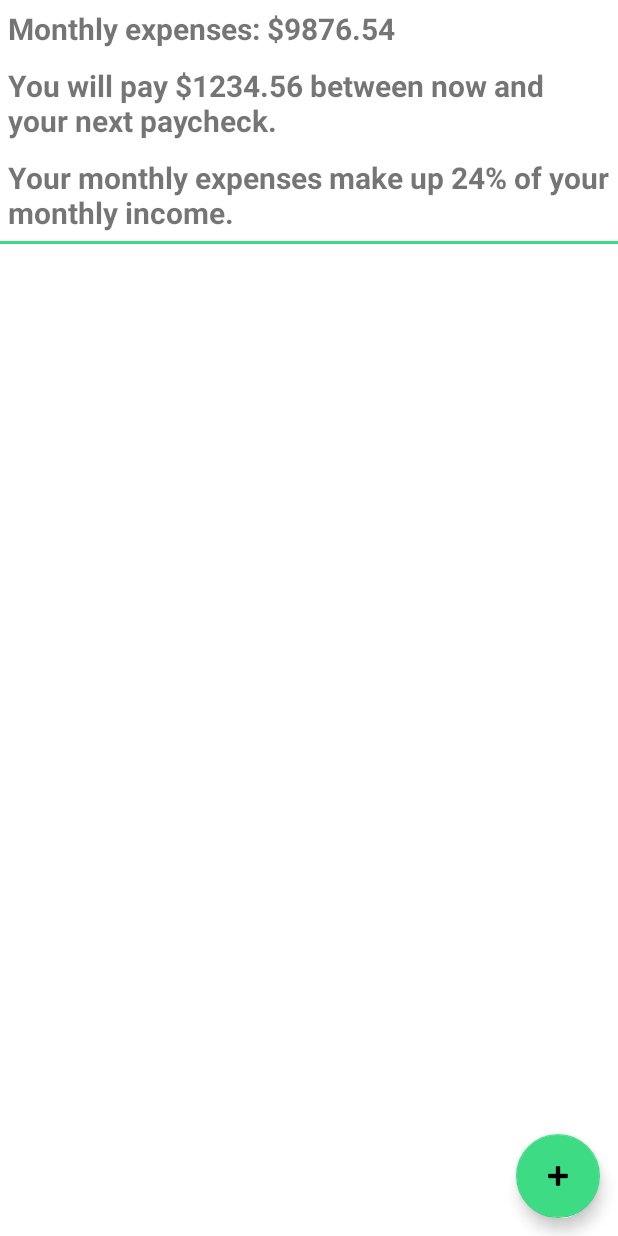
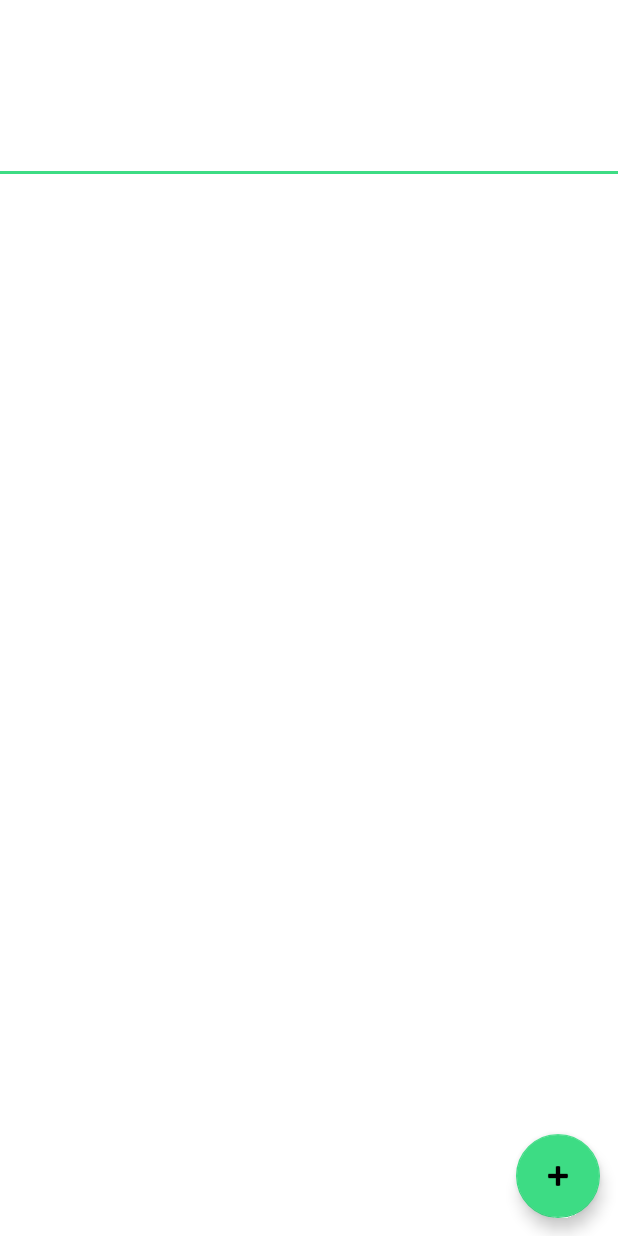
Before and after one commit to LRE323/monthly-expenses-tracker, an Android app: the layout activity_main.xml on its own in the app's theme, with its tools: preview values and no code run, on a phone screen of 412 x 824 dp. Run offline under Robolectric (Android 15) with nearby library versions, the phone set to English and light mode, and no system bars.

Commit message:
headersTotal updates and other

```diff
--- a/app/src/main/java/com/example/monthlyexpensestracker/Expense.java
+++ b/app/src/main/java/com/example/monthlyexpensestracker/Expense.java
@@ -3,6 +3,7 @@ package com.example.monthlyexpensestracker;
 public class Expense {
     private String expenseName;
     private double expenseAmount;
+    // TODO: Create an instance variable for expenseDate.
 
 
     public Expense(String expenseName, double expenseAmount) {
--- a/app/src/main/res/layout/activity_main.xml
+++ b/app/src/main/res/layout/activity_main.xml
@@ -33,25 +33,25 @@
             android:layout_width="wrap_content"
             android:layout_height="wrap_content"
             android:padding="5dp"
-            android:text="@string/headerTotalText"
+            android:text=""
             android:textSize="@dimen/headerFontSize"
             android:textStyle="bold" />
 
         <TextView
-            android:id="@+id/header_paycheck"
+            android:id="@+id/headerPaycheck"
             android:layout_width="wrap_content"
             android:layout_height="wrap_content"
             android:padding="5dp"
-            android:text="You will pay $1234.56 between now and your next paycheck."
+            android:text=""
             android:textSize="@dimen/headerFontSize"
             android:textStyle="bold" />
 
         <TextView
-            android:id="@+id/header_percent"
+            android:id="@+id/headerPercent"
             android:layout_width="match_parent"
             android:layout_height="wrap_content"
             android:padding="5dp"
-            android:text="Your monthly expenses make up 24% of your monthly income."
+            android:text=""
             android:textSize="@dimen/headerFontSize"
             android:textStyle="bold" />
 
@@ -67,9 +67,9 @@
         android:id="@+id/recyclerView"
         android:layout_width="0dp"
         android:layout_height="0dp"
+        android:layout_marginBottom="50dp"
+        android:paddingStart="5dp"
         android:paddingEnd="5dp"
-        android:paddingStart="5dp"
-        android:layout_marginBottom="50dp"
         app:layout_constraintBottom_toBottomOf="parent"
         app:layout_constraintEnd_toEndOf="parent"
         app:layout_constraintStart_toStartOf="parent"
--- a/app/src/main/res/layout/expenselist_item.xml
+++ b/app/src/main/res/layout/expenselist_item.xml
@@ -15,6 +15,7 @@
             android:layout_alignParentStart="true"
             android:layout_alignParentTop="true"
             android:paddingTop="40dp"
+            android:text=""
             android:textSize="25sp" />
 
         <LinearLayout
@@ -29,13 +30,13 @@
                 android:layout_width="wrap_content"
                 android:layout_height="wrap_content"
                 android:gravity="end"
-                android:text="$123.56" />
+                android:text="" />
 
             <TextView
                 android:id="@+id/expenseDateTextView"
                 android:layout_width="wrap_content"
                 android:layout_height="wrap_content"
-                android:text="January 1, 1970" />
+                android:text="DATE GOES HERE" />
 
         </LinearLayout>
 
--- a/app/src/main/res/values/strings.xml
+++ b/app/src/main/res/values/strings.xml
@@ -1,8 +1,6 @@
 <resources>
     <string name="app_name">Monthly Expenses Tracker</string>
-    <string name="headerTotalText">Monthly expenses: $9876.54</string>
     <string name="test_scrollable_text">THE LIST OF RECURRING EXPENSES GOES HERE TEST TEST TEST TEST
         TEST TEST TEST TEST TEST TEST TEST TEST TEST TEST TEST TEST TEST TEST TEST TEST TEST TEST</string>
-
     <string name="title_activity_add_expense">AddExpense</string>
 </resources>
```
Also changed, not shown: app/src/main/java/com/example/monthlyexpensestracker/MainActivity.java (+50 -12 lines), app/src/main/java/com/example/monthlyexpensestracker/RecyclerViewAdapter.java (+16 -16 lines).
